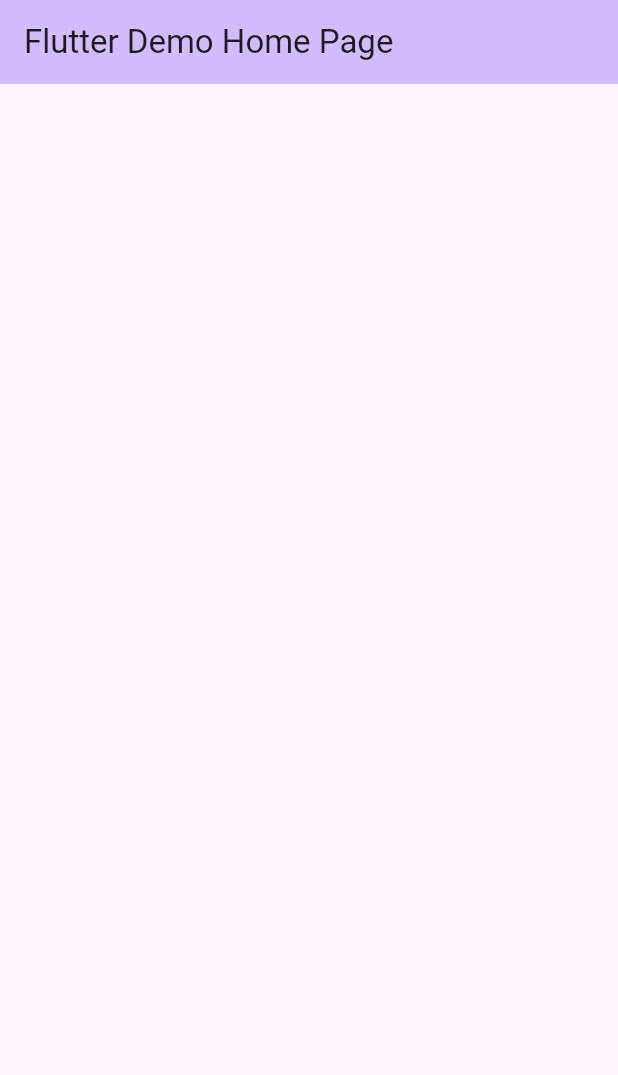
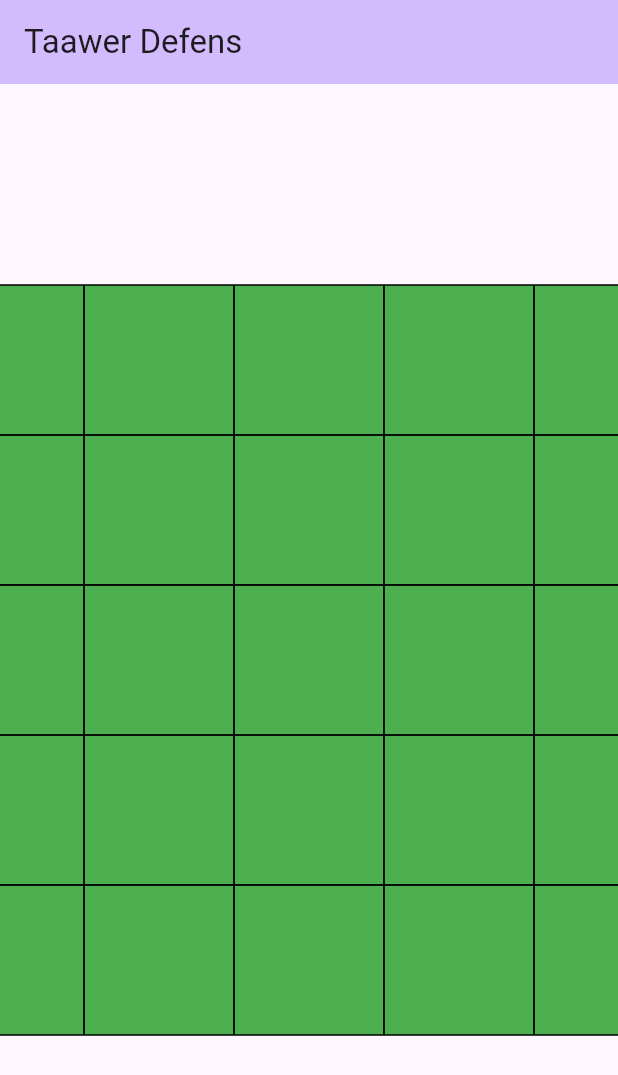
Before and after one commit to treeplate/pvzremake, a Flutter app: the screen it shows after launch, on a phone screen of 412 x 824 dp. Shown: the top 1075 px of the screen. Run offline on Flutter 3.47's test engine with Material 2 defaults, Android fonts, the phone set to English and light mode, and no system bars.

Commit message:
added basic and empty floors, outline of grid squares, centered and enlarged grid, and renamed grid and towerpainter

```diff
--- /dev/null
+++ b/lib/floor.dart
@@ -0,0 +1,9 @@
+sealed class Floor {}
+
+class BasicFloor extends Floor {
+  final int style; // purely for decoration
+
+  BasicFloor(this.style);
+}
+
+class EmptyFloor extends Floor {}
--- a/lib/grid.dart
+++ b/lib/grid_painter.dart
@@ -7,15 +7,27 @@
   int get height => grid.length ~/ width;
   @override
   Widget build(BuildContext context) {
-    return CustomPaint(
+    return LayoutBuilder(
+        builder: (BuildContext context, BoxConstraints constraints) {
+      return Stack(
+        children: [
+          Positioned(
+              left: constraints.maxWidth / 2 + (-cellDim * width / 2),
+              top: constraints.maxHeight / 2 + (-cellDim * height / 2),
+              child: CustomPaint(
                 painter: GridPainter(
                   width,
                   height,
                   grid,
                 ),
+              ))
+        ],
       );
+    });
   }
 }
+
+const double cellDim = 100;
 
 class GridPainter extends CustomPainter {
   GridPainter(this.width, this.height, this.grid);
@@ -26,12 +38,17 @@
   bool shouldRepaint(CustomPainter oldDelegate) => true;
   @override
   void paint(Canvas canvas, Size size) {
-    double cellDim = 10;
-    Size cellSize = Size(cellDim, cellDim);
+    Size cellSize = const Size(cellDim, cellDim);
     for (int y = 0; y < height; y += 1) {
       for (int x = 0; x < width; x += 1) {
         grid[x + (y * width)]
             ?.paint(canvas, cellSize, Offset(x * cellDim, y * cellDim));
+
+        canvas.drawRect(
+            Offset(x * cellDim, y * cellDim) & cellSize,
+            Paint()
+              ..color = Colors.black
+              ..style = PaintingStyle.stroke);
       }
     }
   }
--- a/lib/logic.dart
+++ b/lib/logic.dart
@@ -1,17 +1,22 @@
+import 'floor.dart';
 import 'tower.dart';
 
+// working title
 class TowerArea {
-  // working title
-
   /// Number of squares in game board.
   final int width;
   late final List<Tower?> towers;
+  final List<Floor> floors;
 
   /// [height] or [towers] must be non-null.
-  /// [height] and [towers] cannot both be null; the height is determined from [width] and [towers].
+  /// [height] and [towers] cannot both be non-null; the height is determined from [width] and [towers].
   /// If [towers] is null, an empty grid based on [width] and [height] will be created.
-  TowerArea({required this.width, int? height, List<Tower>? towers})
-      : assert((height == null) != (towers == null)) {
+  TowerArea({
+    required this.width,
+    int? height,
+    required this.floors,
+    List<Tower>? towers,
+  }) : assert((height == null) != (towers == null)) {
     this.towers = towers ?? List.generate(width * height!, (index) => null);
   }
 }
--- a/lib/main.dart
+++ b/lib/main.dart
@@ -1,7 +1,8 @@
 import 'package:flutter/material.dart';
-import 'package:pvzremake/grid.dart';
-import 'package:pvzremake/logic.dart';
-import 'package:pvzremake/tower_painter.dart';
+import 'floor.dart';
+import 'grid_painter.dart';
+import 'logic.dart';
+import 'painter.dart';
 
 void main() {
   runApp(const MyApp());
@@ -18,7 +19,7 @@
         colorScheme: ColorScheme.fromSeed(seedColor: Colors.deepPurple),
         useMaterial3: true,
       ),
-      home: const MyHomePage(title: 'Flutter Demo Home Page'),
+      home: const MyHomePage(title: 'Taawer Defens'),
     );
   }
 }
@@ -33,7 +34,14 @@
 }
 
 class _MyHomePageState extends State<MyHomePage> {
-  TowerArea towerArea = TowerArea(width: 9, height: 5);
+  TowerArea towerArea = TowerArea(
+    width: 9,
+    height: 5,
+    floors: List.generate(
+      9 * 5,
+      (index) => BasicFloor(0),
+    ),
+  );
 
   @override
   Widget build(BuildContext context) {
@@ -42,13 +50,13 @@
         backgroundColor: Theme.of(context).colorScheme.inversePrimary,
         title: Text(widget.title),
       ),
-      body: Center(
-        child: Stack(
-          children: [
-            GridDrawer(towerArea.towers.map((e) => paintTower(e)).toList(),
-                towerArea.width)
-          ],
-        ),
+      body: Stack(
+        children: [
+          GridDrawer(towerArea.floors.map((e) => paintFloor(e)).toList(),
+              towerArea.width),
+          GridDrawer(towerArea.towers.map((e) => paintTower(e)).toList(),
+              towerArea.width)
+        ],
       ),
     );
   }
--- /dev/null
+++ b/lib/painter.dart
@@ -0,0 +1,54 @@
+import 'package:flutter/material.dart';
+
+import 'floor.dart';
+import 'grid_painter.dart';
+import 'tower.dart';
+
+TowerPainter? paintTower(Tower? tower) {
+  switch (tower) {
+    case BasicTower():
+      return BasicTowerPainter();
+    case null:
+      return null;
+  }
+}
+
+FloorPainter paintFloor(Floor floor) {
+  switch (floor) {
+    case BasicFloor():
+      switch (floor.style) {
+        case 0:
+          return BasicFloor0Painter();
+        default:
+          throw UnimplementedError('style ${floor.style}');
+      }
+    case EmptyFloor():
+      return EmptyFloorPainter();
+  }
+}
+
+abstract class TowerPainter extends GridCellPainter {}
+
+class BasicTowerPainter extends TowerPainter {
+  @override
+  void paint(Canvas canvas, Size size, Offset offset) {
+    throw UnimplementedError();
+  }
+}
+
+abstract class FloorPainter extends GridCellPainter {}
+
+/// Classic floor.
+class BasicFloor0Painter extends FloorPainter {
+  @override
+  void paint(Canvas canvas, Size size, Offset offset) {
+    canvas.drawRect(offset & size, Paint()..color = Colors.green);
+  }
+}
+
+class EmptyFloorPainter extends FloorPainter {
+  @override
+  void paint(Canvas canvas, Size size, Offset offset) {
+    canvas.drawRect(offset & size, Paint()..color = Colors.brown);
+  }
+}
--- a/lib/tower.dart
+++ b/lib/tower.dart
@@ -1,3 +1,4 @@
 sealed class Tower {}
 
+/// Shoots projectiles straight.
 class BasicTower extends Tower {}
--- a/lib/tower_painter.dart
+++ /dev/null
@@ -1,23 +0,0 @@
-import 'dart:ui';
-
-import 'package:pvzremake/grid.dart';
-
-import 'tower.dart';
-
-TowerPainter? paintTower(Tower? tower) {
-  switch (tower) {
-    case BasicTower():
-      return BasicTowerPainter();
-    case null:
-      return null;
-  }
-}
-
-abstract class TowerPainter extends GridCellPainter {}
-
-class BasicTowerPainter extends TowerPainter {
-  @override
-  void paint(Canvas canvas, Size size, Offset offset) {
-    throw UnimplementedError();
-  }
-}
--- a/pubspec.yaml
+++ b/pubspec.yaml
@@ -17,10 +17,6 @@
 # In Windows, build-name is used as the major, minor, and patch parts
 # of the product and file versions while build-number is used as the build suffix.
 version: 1.0.0+1
-
-analyzer:
-  enable-experiment:
-    - sealed-class
 
 environment:
   sdk: '>=3.0.0 <4.0.0'
```
Also changed, not shown: 2 other files. Lines whose indentation alone changed are shown as unchanged.
